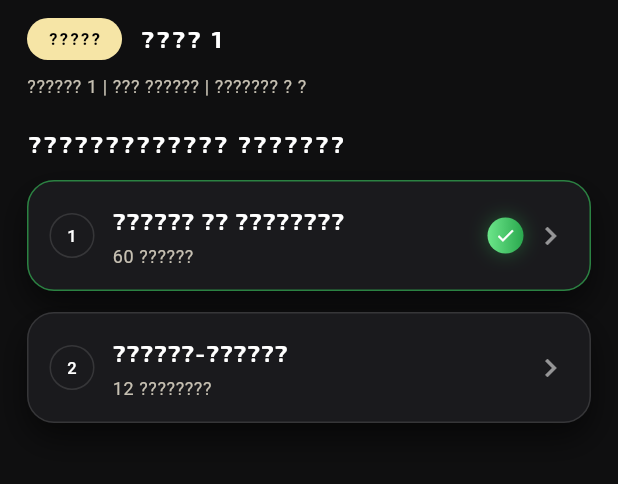
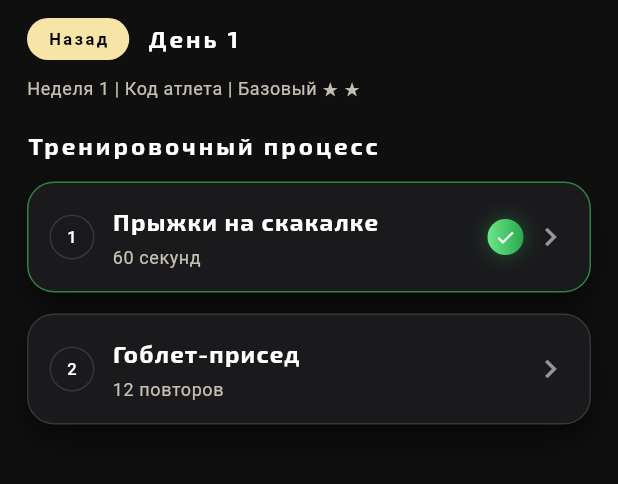
Before and after one commit to FitDEWROS/RosfitnesDEW, a Flutter app: the WorkoutScreen screen opened by its route, on a phone screen of 412 x 824 dp, the part 69-553 px from its top. Run offline on Flutter 3.47's test engine with Material 3 defaults, Android fonts, the phone set to English and light mode, and no system bars; our stand-ins replace google_fonts, shared_preferences; accounts and stored records are empty; network calls fail.

Commit message:
Fix Android deep link auth and UI text

```diff
--- a/app_android/lib/screens/program_detail_screen.dart
+++ b/app_android/lib/screens/program_detail_screen.dart
@@ -35,7 +35,7 @@ class ProgramDetailScreen extends StatelessWidget {
                       color: AppTheme.accent,
                     ),
                     child: Text(
-                      '?????',
+                      'Назад',
                       style: Theme.of(context)
                           .textTheme
                           .labelSmall
@@ -48,7 +48,7 @@ class ProgramDetailScreen extends StatelessWidget {
                   ),
                   const SizedBox(height: 12),
                   Text(
-                    '??? ??????',
+                    'Код атлета',
                     style: Theme.of(context)
                         .textTheme
                         .titleLarge
@@ -56,7 +56,7 @@ class ProgramDetailScreen extends StatelessWidget {
                   ),
                   const SizedBox(height: 6),
                   Text(
-                    '?????????????? ???? ????? ????',
+                    'Функциональная мощь всего тела',
                     style: Theme.of(context)
                         .textTheme
                         .bodyMedium
@@ -77,7 +77,7 @@ class ProgramDetailScreen extends StatelessWidget {
                 crossAxisAlignment: CrossAxisAlignment.start,
                 children: [
                   Text(
-                    '? ?????????',
+                    'О программе',
                     style: Theme.of(context)
                         .textTheme
                         .labelLarge
@@ -85,8 +85,8 @@ class ProgramDetailScreen extends StatelessWidget {
                   ),
                   const SizedBox(height: 8),
                   Text(
-                    '3 ???? ? ?????? ?? ????????? ???? ?? ????????. '
-                    '??? ????, ??? ??????? ? ?????? ??, ??? ??????? ????????.',
+                    '3 раза в неделю ты включаешь тело на максимум. '
+                    'Без воды, без лишнего — только то, что реально работает.',
                     style: Theme.of(context)
                         .textTheme
                         .bodyMedium
--- a/app_android/lib/screens/workout_screen.dart
+++ b/app_android/lib/screens/workout_screen.dart
@@ -8,13 +8,13 @@ class WorkoutScreen extends StatelessWidget {
   Widget build(BuildContext context) {
     final exercises = [
       {
-        'title': '?????? ?? ????????',
-        'sub': '60 ??????',
+        'title': 'Прыжки на скакалке',
+        'sub': '60 секунд',
         'done': true,
       },
       {
-        'title': '??????-??????',
-        'sub': '12 ????????',
+        'title': 'Гоблет-присед',
+        'sub': '12 повторов',
         'done': false,
       },
     ];
@@ -35,7 +35,7 @@ class WorkoutScreen extends StatelessWidget {
                     color: AppTheme.accent,
                   ),
                   child: Text(
-                    '?????',
+                    'Назад',
                     style: Theme.of(context)
                         .textTheme
                         .labelSmall
@@ -48,7 +48,7 @@ class WorkoutScreen extends StatelessWidget {
                 ),
                 const SizedBox(width: 12),
                 Text(
-                  '???? 1',
+                  'День 1',
                   style: Theme.of(context)
                       .textTheme
                       .titleMedium
@@ -58,7 +58,7 @@ class WorkoutScreen extends StatelessWidget {
             ),
             const SizedBox(height: 10),
             Text(
-              '?????? 1 | ??? ?????? | ??????? ? ?',
+              'Неделя 1 | Код атлета | Базовый ★ ★',
               style: Theme.of(context)
                   .textTheme
                   .bodySmall
@@ -66,7 +66,7 @@ class WorkoutScreen extends StatelessWidget {
             ),
             const SizedBox(height: 18),
             Text(
-              '????????????? ???????',
+              'Тренировочный процесс',
               style: Theme.of(context)
                   .textTheme
                   .titleMedium
```
Also changed, not shown: app_android/lib/app.dart (+27 -0 lines), app_android/lib/screens/login_screen.dart (+6 -6 lines), app_android/lib/screens/programs_screen.dart (+11 -11 lines), 2 other files.
